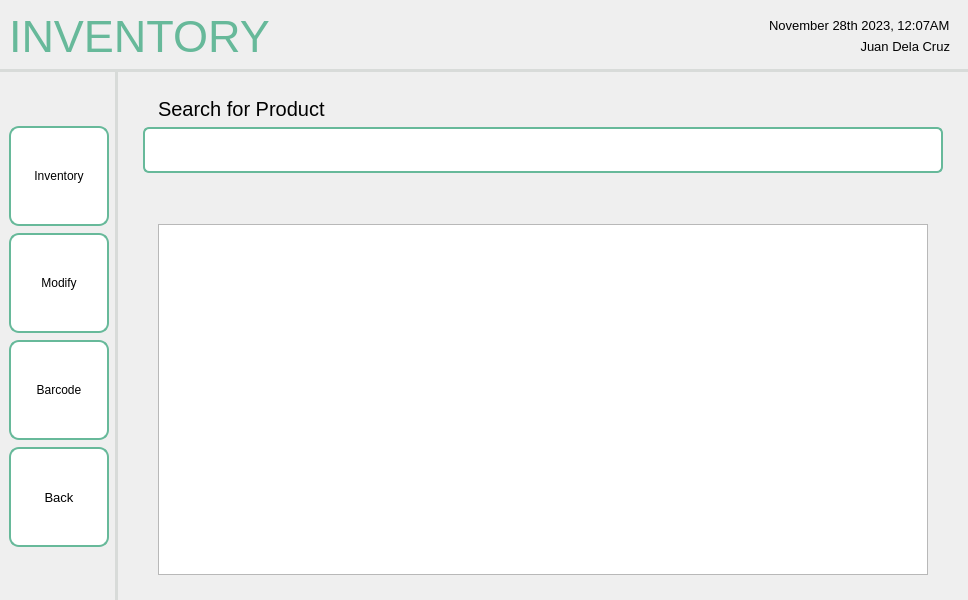
Before: the Qt Designer form screens/ui/employee_ui/employee_inventory/inventory_Table.ui in sehae/POS-with-Inventory-System, drawn with Qt 5.
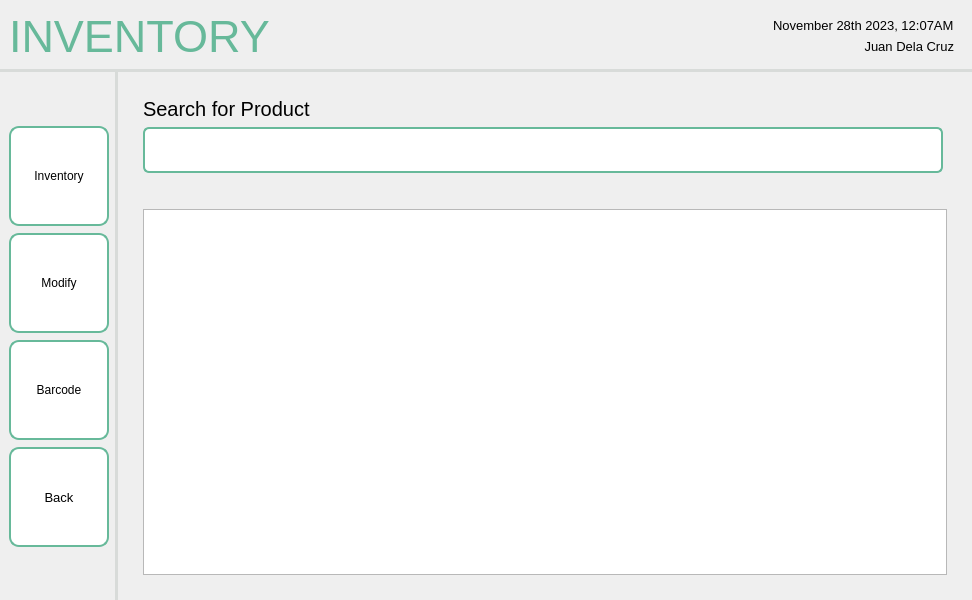
After: the same form once the commit is applied. Icons and pictures are not drawn.

```diff
--- a/screens/ui/employee_ui/employee_inventory/inventory_Table.ui
+++ b/screens/ui/employee_ui/employee_inventory/inventory_Table.ui
@@ -6,7 +6,7 @@
    <rect>
     <x>0</x>
     <y>0</y>
-    <width>801</width>
+    <width>972</width>
     <height>600</height>
    </rect>
   </property>
@@ -388,7 +388,7 @@
              <string>Search for Product</string>
             </property>
             <property name="indent">
-             <number>15</number>
+             <number>0</number>
             </property>
            </widget>
           </item>
@@ -446,13 +446,13 @@
               <number>7</number>
              </property>
              <property name="leftMargin">
-              <number>15</number>
+              <number>0</number>
              </property>
              <property name="topMargin">
-              <number>15</number>
+              <number>0</number>
              </property>
              <property name="rightMargin">
-              <number>15</number>
+              <number>0</number>
              </property>
              <property name="bottomMargin">
               <number>0</number>
```
